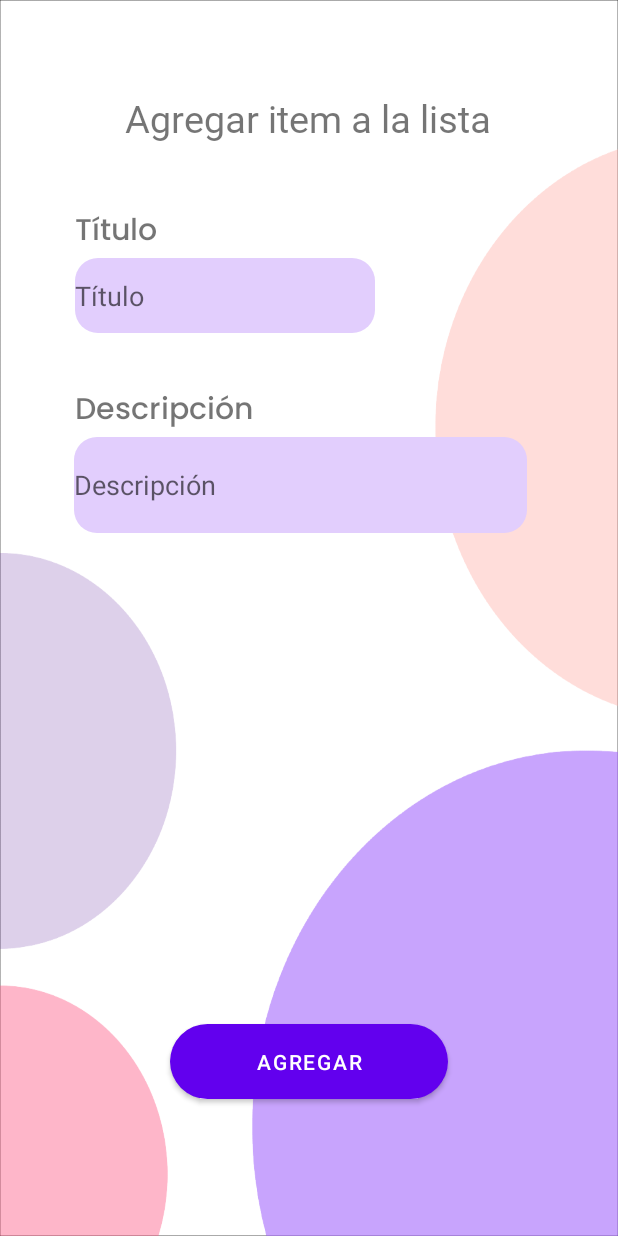
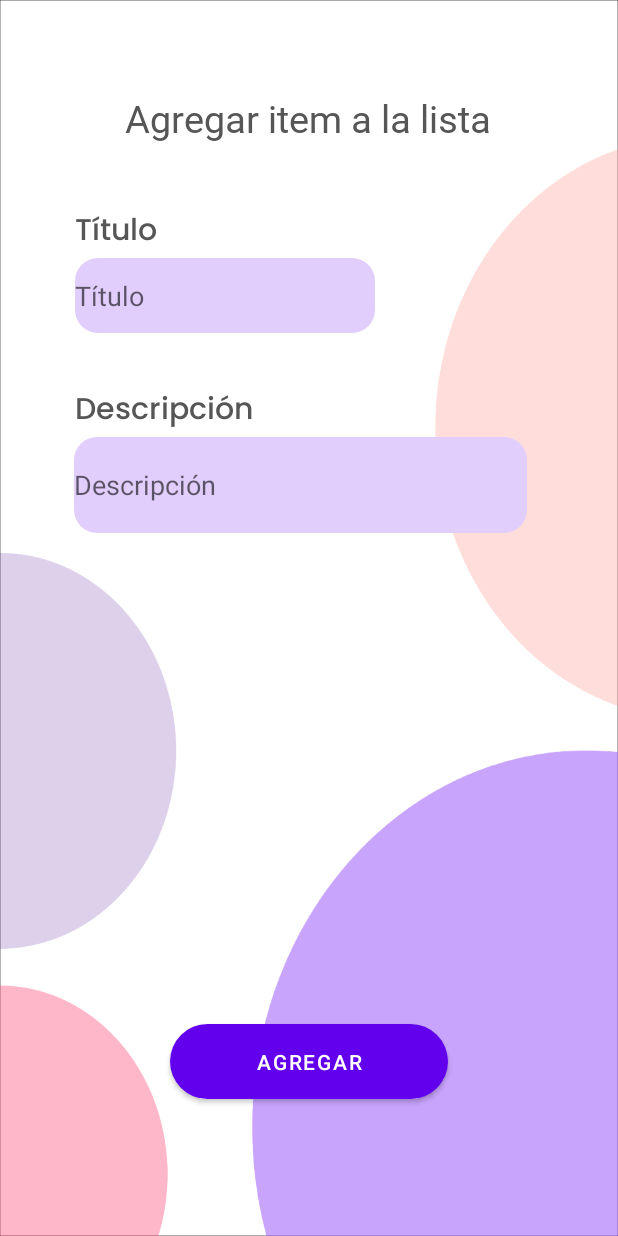
Before and after one commit to matiasalt/BrainList33, an Android app: the NewItem screen opened directly, with no data from a screen before it, on a phone screen of 412 x 824 dp. Run offline under Robolectric (Android 15) with nearby library versions, the phone set to English and light mode, and no system bars; our stand-ins replace Firebase (no records; nobody signed in at launch, a user with empty details on screens opened directly); 1 statement that could not run was skipped.

Commit message:
7/5/24 Registro

```diff
--- a/app/src/main/java/com/matiasd/brainlist3/Lists.kt
+++ b/app/src/main/java/com/matiasd/brainlist3/Lists.kt
@@ -78,6 +78,7 @@ class Lists : AppCompatActivity() {
             textView.text = item.first
             textView.textSize = 30f
             textView.gravity = Gravity.CENTER_VERTICAL
+            textView.setTextColor(Color.BLACK)
 
             // Configurar los parámetros de diseño para que el TextView ocupe el resto del espacio disponible
             val weightParams = LinearLayout.LayoutParams(
--- a/app/src/main/res/layout/activity_new_item.xml
+++ b/app/src/main/res/layout/activity_new_item.xml
@@ -15,6 +15,7 @@
         android:fontFamily="@font/poppins_semibold"
         android:text="@string/agregar_item_a_la_lista"
         android:textSize="25sp"
+        android:textColor="@color/text"
         app:layout_constraintBottom_toBottomOf="parent"
         app:layout_constraintEnd_toEndOf="parent"
         app:layout_constraintHorizontal_bias="0.496"
@@ -27,6 +28,7 @@
         android:layout_width="wrap_content"
         android:layout_height="wrap_content"
         android:layout_marginTop="32dp"
+        android:textColor="@color/text"
         android:fontFamily="@font/poppins_medium"
         android:text="@string/t_tulo"
         android:textSize="20sp"
@@ -68,6 +70,7 @@
         android:fontFamily="@font/poppins_medium"
         android:text="@string/descripci_n"
         android:textSize="20sp"
+        android:textColor="@color/text"
 
         app:layout_constraintBottom_toTopOf="@+id/eTDescription"
         app:layout_constraintEnd_toEndOf="parent"
```
